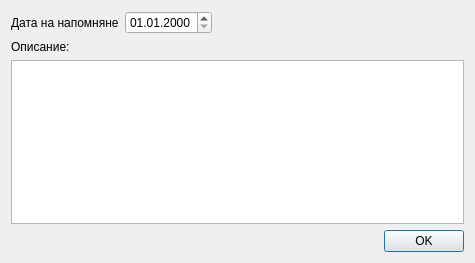
The window that src/View/Widgets/notificationdialog.ui (thefinalcutbg/DinoDent) describes before a commit, drawn with Qt 5.
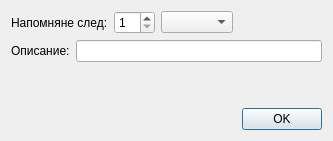
The same window after the commit. Custom widgets are drawn as their Qt base class.

Patch:
```diff
--- a/src/View/Widgets/notificationdialog.ui
+++ b/src/View/Widgets/notificationdialog.ui
@@ -6,8 +6,8 @@
    <rect>
     <x>0</x>
     <y>0</y>
-    <width>475</width>
-    <height>263</height>
+    <width>333</width>
+    <height>141</height>
    </rect>
   </property>
   <property name="windowTitle">
@@ -19,19 +19,22 @@
      <item>
       <widget class="QLabel" name="label">
        <property name="text">
-        <string>Дата на напомняне</string>
+        <string>Напомняне след:</string>
        </property>
       </widget>
      </item>
      <item>
-      <widget class="DateEdit" name="dateEdit">
-       <property name="displayFormat">
-        <string>dd.MM.yyyy</string>
+      <widget class="QSpinBox" name="durationSpinValue">
+       <property name="minimum">
+        <number>1</number>
        </property>
       </widget>
      </item>
      <item>
-      <spacer name="horizontalSpacer_2">
+      <widget class="QComboBox" name="durationTypeCombo"/>
+     </item>
+     <item>
+      <spacer name="horizontalSpacer_3">
        <property name="orientation">
         <enum>Qt::Horizontal</enum>
        </property>
@@ -46,29 +49,49 @@
     </layout>
    </item>
    <item>
-    <widget class="QLabel" name="label_2">
-     <property name="text">
-      <string>Описание:</string>
+    <layout class="QHBoxLayout" name="horizontalLayout_4">
+     <property name="topMargin">
+      <number>0</number>
      </property>
-    </widget>
+     <item>
+      <widget class="QLabel" name="label_2">
+       <property name="text">
+        <string>Описание:</string>
+       </property>
+      </widget>
+     </item>
+     <item>
+      <widget class="QLineEdit" name="lineEdit"/>
+     </item>
+    </layout>
    </item>
    <item>
-    <widget class="QPlainTextEdit" name="plainTextEdit"/>
+    <spacer name="verticalSpacer">
+     <property name="orientation">
+      <enum>Qt::Vertical</enum>
+     </property>
+     <property name="sizeHint" stdset="0">
+      <size>
+       <width>20</width>
+       <height>40</height>
+      </size>
+     </property>
+    </spacer>
    </item>
    <item>
     <layout class="QHBoxLayout" name="horizontalLayout_2">
      <item>
-      <spacer name="horizontalSpacer">
-       <property name="orientation">
-        <enum>Qt::Horizontal</enum>
+      <widget class="QLabel" name="dateLabel">
+       <property name="sizePolicy">
+        <sizepolicy hsizetype="Expanding" vsizetype="Preferred">
+         <horstretch>0</horstretch>
+         <verstretch>0</verstretch>
+        </sizepolicy>
        </property>
-       <property name="sizeHint" stdset="0">
-        <size>
-         <width>40</width>
-         <height>20</height>
-        </size>
+       <property name="text">
+        <string/>
        </property>
-      </spacer>
+      </widget>
      </item>
      <item>
       <widget class="QPushButton" name="okButton">
@@ -84,13 +107,6 @@
    </item>
   </layout>
  </widget>
- <customwidgets>
-  <customwidget>
-   <class>DateEdit</class>
-   <extends>QDateEdit</extends>
-   <header>View/uiComponents/DateEdit.h</header>
-  </customwidget>
- </customwidgets>
  <resources/>
  <connections/>
 </ui>
```
Left out of the diff: 4 changed lines with no effect on the pictures.
